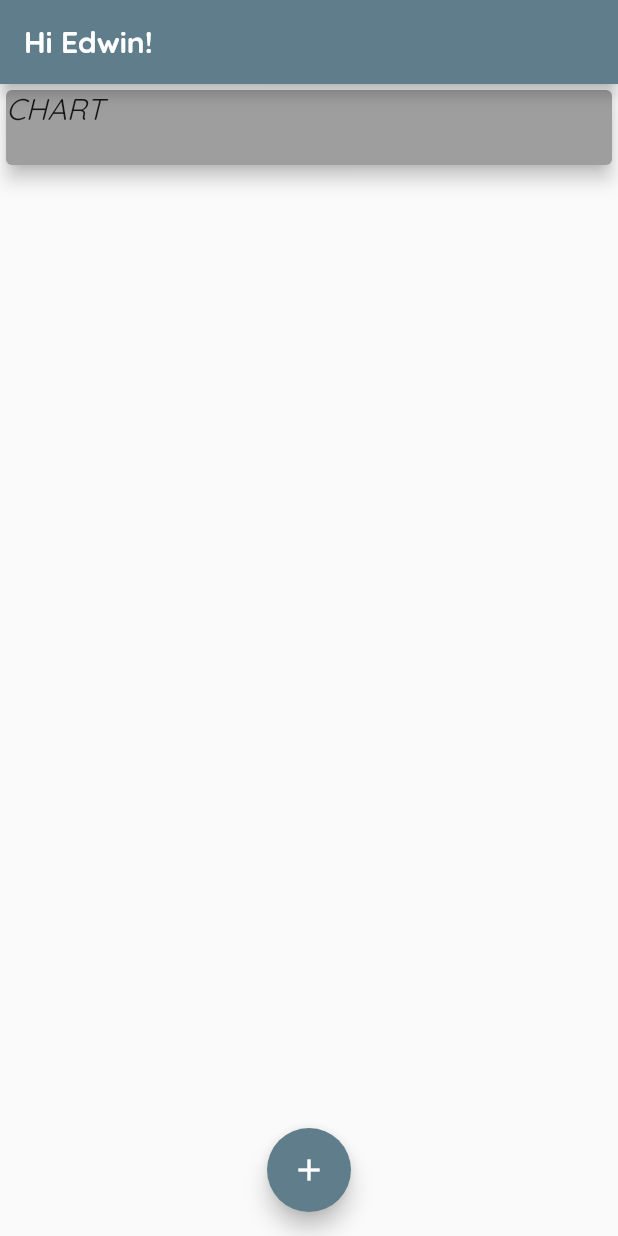
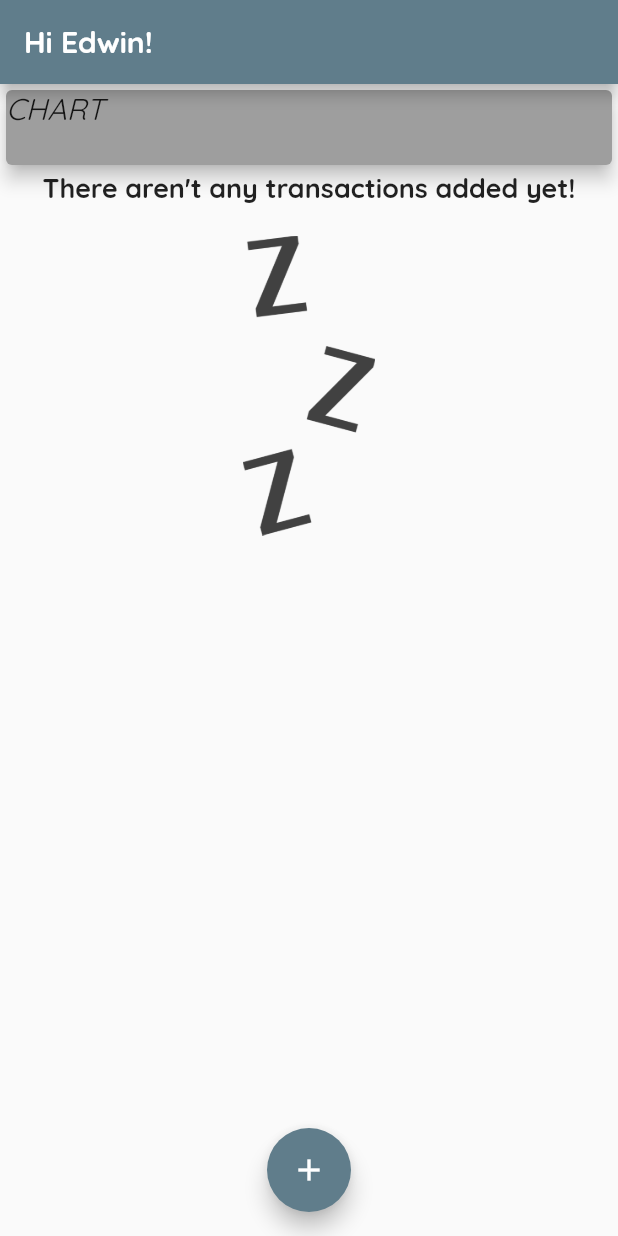
Before and after one commit to Echi4/EZTrack, a Flutter app: the screen it shows after launch, on a phone screen of 412 x 824 dp. Run offline on Flutter 3.47's test engine with Material 2 defaults, Android fonts, the phone set to English and light mode, and no system bars; missing offline and left inert: shortid.

Commit message:
added error screen image for empty transactions

```diff
--- a/lib/widgets/transaction_list.dart
+++ b/lib/widgets/transaction_list.dart
@@ -11,7 +11,24 @@ class TransactionList extends StatelessWidget {
   Widget build(BuildContext context) {
     return SizedBox(
       height: 250,
-      child: ListView.builder(
+      child: transactions.isEmpty
+          ? Column(
+              children: [
+                Text(
+                  "There aren't any transactions added yet!",
+                  style: Theme.of(context).textTheme.titleMedium,
+                ),
+                const SizedBox(height: 20.0),
+                SizedBox(
+                  height: 200.0,
+                  child: Image.asset(
+                    "assets/images/waiting.png",
+                    fit: BoxFit.cover,
+                  ),
+                )
+              ],
+            )
+          : ListView.builder(
               itemCount: transactions.length,
               itemBuilder: (context, index) {
                 return Card(
@@ -39,8 +56,8 @@ class TransactionList extends StatelessWidget {
                             ),
                             Text(
                               transactions[index].date,
-                        style:
-                            const TextStyle(fontSize: 20.0, color: Colors.grey),
+                              style: const TextStyle(
+                                  fontSize: 20.0, color: Colors.grey),
                             )
                           ],
                         )
--- a/pubspec.yaml
+++ b/pubspec.yaml
@@ -61,9 +61,8 @@ flutter:
   uses-material-design: true
 
   # To add assets to your application, add an assets section, like this:
-  # assets:
-  #   - images/a_dot_burr.jpeg
-  #   - images/a_dot_ham.jpeg
+  assets:
+     - assets/images/waiting.png
 
   # An image asset can refer to one or more resolution-specific "variants", see
   # https://flutter.dev/assets-and-images/#resolution-aware
```
Also changed, not shown: assets/images/waiting.png (added). Lines whose indentation alone changed are shown as unchanged.
